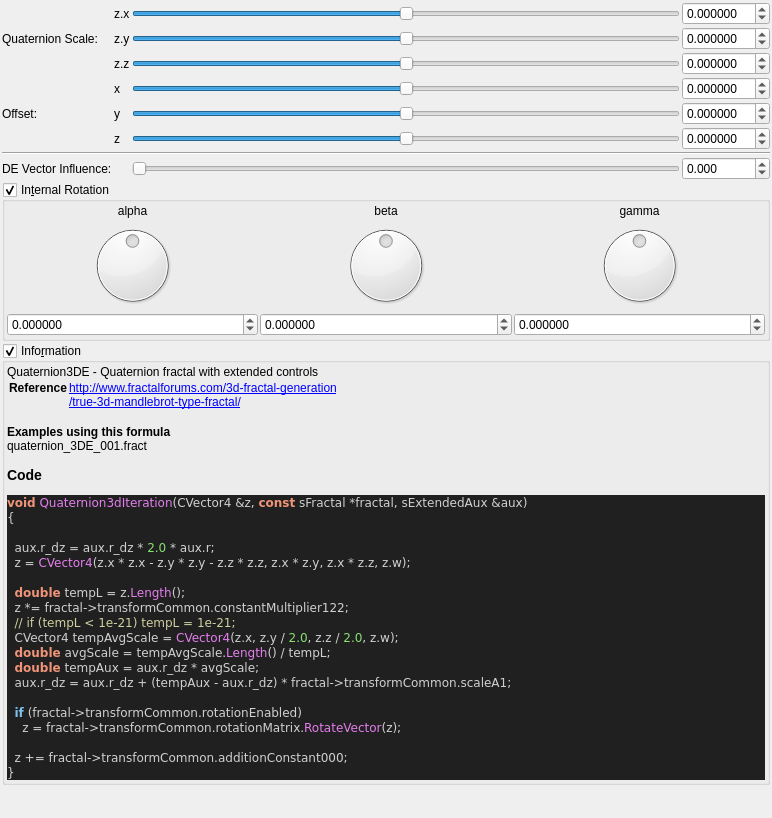
This is mandelbulber2/formula/ui/fractal_quaternion3d.ui in buddhi1980/mandelbulber2 as Qt 5 draws it before an edit. The edited form follows.
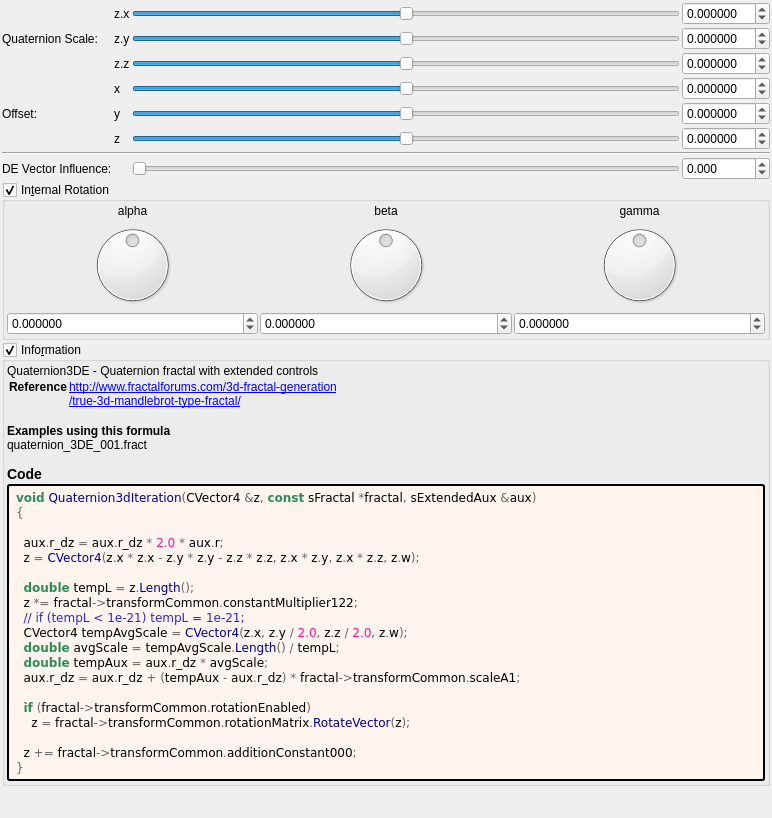
This is the edited form. Custom widgets are drawn as their Qt base class.

```diff
--- a/mandelbulber2/formula/ui/fractal_quaternion3d.ui
+++ b/mandelbulber2/formula/ui/fractal_quaternion3d.ui
@@ -674,34 +674,49 @@
        <number>2</number>
       </property>
       <item>
-       <widget class="QLabel" name="label_code_content">
+	   <widget class="QLabel" name="label_information_general">
         <property name="text">
          <string notr="true">&lt;p&gt;Quaternion3DE - Quaternion fractal with extended controls&lt;/p&gt;&lt;table&gt;
 &lt;tr&gt;&lt;th&gt;Reference&lt;/th&gt;&lt;td&gt;&lt;a href=&quot;http://www.fractalforums.com/3d-fractal-generation&quot;&gt;http://www.fractalforums.com/3d-fractal-generation&lt;br&gt;
 &lt;a href=&quot;/true-3d-mandlebrot-type-fractal/&quot;&gt;/true-3d-mandlebrot-type-fractal/&lt;br&gt;
 &lt;/td&gt;&lt;/tr&gt;
 &lt;/table&gt;
-&lt;br&gt;&lt;b&gt;Examples using this formula&lt;/b&gt;&lt;br&gt;quaternion_3DE_001.fract&lt;h3&gt;Code&lt;/h3&gt;
-&lt;body style=&quot;background-color:#202020&quot;&gt;
-&lt;pre style=&quot;color:#d0d0d0; background-color:#202020;  font-family:'Courier New',monospace;&quot;&gt;&lt;span style=&quot;color:#f09479; font-weight:bold&quot;&gt;void&lt;/span&gt; &lt;span style=&quot;color:#e47eed&quot;&gt;Quaternion3dIteration&lt;/span&gt;&lt;span style=&quot;color:#d0d0d0&quot;&gt;(&lt;/span&gt;CVector4 &lt;span style=&quot;color:#d0d0d0&quot;&gt;&amp;amp;&lt;/span&gt;z&lt;span style=&quot;color:#d0d0d0&quot;&gt;,&lt;/span&gt; &lt;span style=&quot;color:#f09479; font-weight:bold&quot;&gt;const&lt;/span&gt; sFractal &lt;span style=&quot;color:#d0d0d0&quot;&gt;*&lt;/span&gt;fractal&lt;span style=&quot;color:#d0d0d0&quot;&gt;,&lt;/span&gt; sExtendedAux &lt;span style=&quot;color:#d0d0d0&quot;&gt;&amp;amp;&lt;/span&gt;aux&lt;span style=&quot;color:#d0d0d0&quot;&gt;)&lt;/span&gt;
-&lt;span style=&quot;color:#d0d0d0&quot;&gt;{&lt;/span&gt;
+&lt;br&gt;&lt;b&gt;Examples using this formula&lt;/b&gt;&lt;br&gt;quaternion_3DE_001.fract&lt;h3&gt;Code&lt;/h3&gt;</string>
+		</property>
+		<property name="wordWrap">
+		 <bool>true</bool>
+		</property>
+		<property name="openExternalLinks">
+		 <bool>true</bool>
+		</property>
+		<property name="textInteractionFlags">
+		 <set>Qt::LinksAccessibleByMouse|Qt::TextSelectableByMouse</set>
+		</property>
+		</widget>
+	   </item>
+	   <item>
+	    <widget class="QLabel" name="label_code_content">
+		 <property name="text">
+		  <string notr="true">&lt;body style=&quot;background-color:#fff5ee&quot;&gt;
+&lt;pre style=&quot;color:#000000; background-color:#fff5ee;  font-family:'Courier New',monospace;&quot;&gt;&lt;span style=&quot;color:#2e8b57; font-weight:bold&quot;&gt;void&lt;/span&gt; &lt;span style=&quot;color:#00008f&quot;&gt;Quaternion3dIteration&lt;/span&gt;&lt;span style=&quot;color:#676767&quot;&gt;(&lt;/span&gt;CVector4 &lt;span style=&quot;color:#676767&quot;&gt;&amp;amp;&lt;/span&gt;z&lt;span style=&quot;color:#676767&quot;&gt;,&lt;/span&gt; &lt;span style=&quot;color:#2e8b57; font-weight:bold&quot;&gt;const&lt;/span&gt; sFractal &lt;span style=&quot;color:#676767&quot;&gt;*&lt;/span&gt;fractal&lt;span style=&quot;color:#676767&quot;&gt;,&lt;/span&gt; sExtendedAux &lt;span style=&quot;color:#676767&quot;&gt;&amp;amp;&lt;/span&gt;aux&lt;span style=&quot;color:#676767&quot;&gt;)&lt;/span&gt;
+&lt;span style=&quot;color:#676767&quot;&gt;{&lt;/span&gt;
 
-  aux&lt;span style=&quot;color:#d0d0d0&quot;&gt;.&lt;/span&gt;r_dz &lt;span style=&quot;color:#d0d0d0&quot;&gt;=&lt;/span&gt; aux&lt;span style=&quot;color:#d0d0d0&quot;&gt;.&lt;/span&gt;r_dz &lt;span style=&quot;color:#d0d0d0&quot;&gt;*&lt;/span&gt; &lt;span style=&quot;color:#87df71&quot;&gt;2.0&lt;/span&gt; &lt;span style=&quot;color:#d0d0d0&quot;&gt;*&lt;/span&gt; aux&lt;span style=&quot;color:#d0d0d0&quot;&gt;.&lt;/span&gt;r&lt;span style=&quot;color:#d0d0d0&quot;&gt;;&lt;/span&gt;
-  z &lt;span style=&quot;color:#d0d0d0&quot;&gt;=&lt;/span&gt; &lt;span style=&quot;color:#e47eed&quot;&gt;CVector4&lt;/span&gt;&lt;span style=&quot;color:#d0d0d0&quot;&gt;(&lt;/span&gt;z&lt;span style=&quot;color:#d0d0d0&quot;&gt;.&lt;/span&gt;x &lt;span style=&quot;color:#d0d0d0&quot;&gt;*&lt;/span&gt; z&lt;span style=&quot;color:#d0d0d0&quot;&gt;.&lt;/span&gt;x &lt;span style=&quot;color:#d0d0d0&quot;&gt;-&lt;/span&gt; z&lt;span style=&quot;color:#d0d0d0&quot;&gt;.&lt;/span&gt;y &lt;span style=&quot;color:#d0d0d0&quot;&gt;*&lt;/span&gt; z&lt;span style=&quot;color:#d0d0d0&quot;&gt;.&lt;/span&gt;y &lt;span style=&quot;color:#d0d0d0&quot;&gt;-&lt;/span&gt; z&lt;span style=&quot;color:#d0d0d0&quot;&gt;.&lt;/span&gt;z &lt;span style=&quot;color:#d0d0d0&quot;&gt;*&lt;/span&gt; z&lt;span style=&quot;color:#d0d0d0&quot;&gt;.&lt;/span&gt;z&lt;span style=&quot;color:#d0d0d0&quot;&gt;,&lt;/span&gt; z&lt;span style=&quot;color:#d0d0d0&quot;&gt;.&lt;/span&gt;x &lt;span style=&quot;color:#d0d0d0&quot;&gt;*&lt;/span&gt; z&lt;span style=&quot;color:#d0d0d0&quot;&gt;.&lt;/span&gt;y&lt;span style=&quot;color:#d0d0d0&quot;&gt;,&lt;/span&gt; z&lt;span style=&quot;color:#d0d0d0&quot;&gt;.&lt;/span&gt;x &lt;span style=&quot;color:#d0d0d0&quot;&gt;*&lt;/span&gt; z&lt;span style=&quot;color:#d0d0d0&quot;&gt;.&lt;/span&gt;z&lt;span style=&quot;color:#d0d0d0&quot;&gt;,&lt;/span&gt; z&lt;span style=&quot;color:#d0d0d0&quot;&gt;.&lt;/span&gt;w&lt;span style=&quot;color:#d0d0d0&quot;&gt;);&lt;/span&gt;
+  aux&lt;span style=&quot;color:#676767&quot;&gt;.&lt;/span&gt;r_dz &lt;span style=&quot;color:#676767&quot;&gt;=&lt;/span&gt; aux&lt;span style=&quot;color:#676767&quot;&gt;.&lt;/span&gt;r_dz &lt;span style=&quot;color:#676767&quot;&gt;*&lt;/span&gt; &lt;span style=&quot;color:#ff1493&quot;&gt;2.0&lt;/span&gt; &lt;span style=&quot;color:#676767&quot;&gt;*&lt;/span&gt; aux&lt;span style=&quot;color:#676767&quot;&gt;.&lt;/span&gt;r&lt;span style=&quot;color:#676767&quot;&gt;;&lt;/span&gt;
+  z &lt;span style=&quot;color:#676767&quot;&gt;=&lt;/span&gt; &lt;span style=&quot;color:#00008f&quot;&gt;CVector4&lt;/span&gt;&lt;span style=&quot;color:#676767&quot;&gt;(&lt;/span&gt;z&lt;span style=&quot;color:#676767&quot;&gt;.&lt;/span&gt;x &lt;span style=&quot;color:#676767&quot;&gt;*&lt;/span&gt; z&lt;span style=&quot;color:#676767&quot;&gt;.&lt;/span&gt;x &lt;span style=&quot;color:#676767&quot;&gt;-&lt;/span&gt; z&lt;span style=&quot;color:#676767&quot;&gt;.&lt;/span&gt;y &lt;span style=&quot;color:#676767&quot;&gt;*&lt;/span&gt; z&lt;span style=&quot;color:#676767&quot;&gt;.&lt;/span&gt;y &lt;span style=&quot;color:#676767&quot;&gt;-&lt;/span&gt; z&lt;span style=&quot;color:#676767&quot;&gt;.&lt;/span&gt;z &lt;span style=&quot;color:#676767&quot;&gt;*&lt;/span&gt; z&lt;span style=&quot;color:#676767&quot;&gt;.&lt;/span&gt;z&lt;span style=&quot;color:#676767&quot;&gt;,&lt;/span&gt; z&lt;span style=&quot;color:#676767&quot;&gt;.&lt;/span&gt;x &lt;span style=&quot;color:#676767&quot;&gt;*&lt;/span&gt; z&lt;span style=&quot;color:#676767&quot;&gt;.&lt;/span&gt;y&lt;span style=&quot;color:#676767&quot;&gt;,&lt;/span&gt; z&lt;span style=&quot;color:#676767&quot;&gt;.&lt;/span&gt;x &lt;span style=&quot;color:#676767&quot;&gt;*&lt;/span&gt; z&lt;span style=&quot;color:#676767&quot;&gt;.&lt;/span&gt;z&lt;span style=&quot;color:#676767&quot;&gt;,&lt;/span&gt; z&lt;span style=&quot;color:#676767&quot;&gt;.&lt;/span&gt;w&lt;span style=&quot;color:#676767&quot;&gt;);&lt;/span&gt;
 
-  &lt;span style=&quot;color:#f09479; font-weight:bold&quot;&gt;double&lt;/span&gt; tempL &lt;span style=&quot;color:#d0d0d0&quot;&gt;=&lt;/span&gt; z&lt;span style=&quot;color:#d0d0d0&quot;&gt;.&lt;/span&gt;&lt;span style=&quot;color:#e47eed&quot;&gt;Length&lt;/span&gt;&lt;span style=&quot;color:#d0d0d0&quot;&gt;();&lt;/span&gt;
-  z &lt;span style=&quot;color:#d0d0d0&quot;&gt;*=&lt;/span&gt; fractal&lt;span style=&quot;color:#d0d0d0&quot;&gt;-&amp;gt;&lt;/span&gt;transformCommon&lt;span style=&quot;color:#d0d0d0&quot;&gt;.&lt;/span&gt;constantMultiplier122&lt;span style=&quot;color:#d0d0d0&quot;&gt;;&lt;/span&gt;
-  &lt;span style=&quot;color:#d0d0a0&quot;&gt;// if (tempL &amp;lt; 1e-21) tempL = 1e-21;&lt;/span&gt;
-  CVector4 tempAvgScale &lt;span style=&quot;color:#d0d0d0&quot;&gt;=&lt;/span&gt; &lt;span style=&quot;color:#e47eed&quot;&gt;CVector4&lt;/span&gt;&lt;span style=&quot;color:#d0d0d0&quot;&gt;(&lt;/span&gt;z&lt;span style=&quot;color:#d0d0d0&quot;&gt;.&lt;/span&gt;x&lt;span style=&quot;color:#d0d0d0&quot;&gt;,&lt;/span&gt; z&lt;span style=&quot;color:#d0d0d0&quot;&gt;.&lt;/span&gt;y &lt;span style=&quot;color:#d0d0d0&quot;&gt;/&lt;/span&gt; &lt;span style=&quot;color:#87df71&quot;&gt;2.0&lt;/span&gt;&lt;span style=&quot;color:#d0d0d0&quot;&gt;,&lt;/span&gt; z&lt;span style=&quot;color:#d0d0d0&quot;&gt;.&lt;/span&gt;z &lt;span style=&quot;color:#d0d0d0&quot;&gt;/&lt;/span&gt; &lt;span style=&quot;color:#87df71&quot;&gt;2.0&lt;/span&gt;&lt;span style=&quot;color:#d0d0d0&quot;&gt;,&lt;/span&gt; z&lt;span style=&quot;color:#d0d0d0&quot;&gt;.&lt;/span&gt;w&lt;span style=&quot;color:#d0d0d0&quot;&gt;);&lt;/span&gt;
-  &lt;span style=&quot;color:#f09479; font-weight:bold&quot;&gt;double&lt;/span&gt; avgScale &lt;span style=&quot;color:#d0d0d0&quot;&gt;=&lt;/span&gt; tempAvgScale&lt;span style=&quot;color:#d0d0d0&quot;&gt;.&lt;/span&gt;&lt;span style=&quot;color:#e47eed&quot;&gt;Length&lt;/span&gt;&lt;span style=&quot;color:#d0d0d0&quot;&gt;() /&lt;/span&gt; tempL&lt;span style=&quot;color:#d0d0d0&quot;&gt;;&lt;/span&gt;
-  &lt;span style=&quot;color:#f09479; font-weight:bold&quot;&gt;double&lt;/span&gt; tempAux &lt;span style=&quot;color:#d0d0d0&quot;&gt;=&lt;/span&gt; aux&lt;span style=&quot;color:#d0d0d0&quot;&gt;.&lt;/span&gt;r_dz &lt;span style=&quot;color:#d0d0d0&quot;&gt;*&lt;/span&gt; avgScale&lt;span style=&quot;color:#d0d0d0&quot;&gt;;&lt;/span&gt;
-  aux&lt;span style=&quot;color:#d0d0d0&quot;&gt;.&lt;/span&gt;r_dz &lt;span style=&quot;color:#d0d0d0&quot;&gt;=&lt;/span&gt; aux&lt;span style=&quot;color:#d0d0d0&quot;&gt;.&lt;/span&gt;r_dz &lt;span style=&quot;color:#d0d0d0&quot;&gt;+ (&lt;/span&gt;tempAux &lt;span style=&quot;color:#d0d0d0&quot;&gt;-&lt;/span&gt; aux&lt;span style=&quot;color:#d0d0d0&quot;&gt;.&lt;/span&gt;r_dz&lt;span style=&quot;color:#d0d0d0&quot;&gt;) *&lt;/span&gt; fractal&lt;span style=&quot;color:#d0d0d0&quot;&gt;-&amp;gt;&lt;/span&gt;transformCommon&lt;span style=&quot;color:#d0d0d0&quot;&gt;.&lt;/span&gt;scaleA1&lt;span style=&quot;color:#d0d0d0&quot;&gt;;&lt;/span&gt;
+  &lt;span style=&quot;color:#2e8b57; font-weight:bold&quot;&gt;double&lt;/span&gt; tempL &lt;span style=&quot;color:#676767&quot;&gt;=&lt;/span&gt; z&lt;span style=&quot;color:#676767&quot;&gt;.&lt;/span&gt;&lt;span style=&quot;color:#00008f&quot;&gt;Length&lt;/span&gt;&lt;span style=&quot;color:#676767&quot;&gt;();&lt;/span&gt;
+  z &lt;span style=&quot;color:#676767&quot;&gt;*=&lt;/span&gt; fractal&lt;span style=&quot;color:#676767&quot;&gt;-&amp;gt;&lt;/span&gt;transformCommon&lt;span style=&quot;color:#676767&quot;&gt;.&lt;/span&gt;constantMultiplier122&lt;span style=&quot;color:#676767&quot;&gt;;&lt;/span&gt;
+  &lt;span style=&quot;color:#2929cc&quot;&gt;// if (tempL &amp;lt; 1e-21) tempL = 1e-21;&lt;/span&gt;
+  CVector4 tempAvgScale &lt;span style=&quot;color:#676767&quot;&gt;=&lt;/span&gt; &lt;span style=&quot;color:#00008f&quot;&gt;CVector4&lt;/span&gt;&lt;span style=&quot;color:#676767&quot;&gt;(&lt;/span&gt;z&lt;span style=&quot;color:#676767&quot;&gt;.&lt;/span&gt;x&lt;span style=&quot;color:#676767&quot;&gt;,&lt;/span&gt; z&lt;span style=&quot;color:#676767&quot;&gt;.&lt;/span&gt;y &lt;span style=&quot;color:#676767&quot;&gt;/&lt;/span&gt; &lt;span style=&quot;color:#ff1493&quot;&gt;2.0&lt;/span&gt;&lt;span style=&quot;color:#676767&quot;&gt;,&lt;/span&gt; z&lt;span style=&quot;color:#676767&quot;&gt;.&lt;/span&gt;z &lt;span style=&quot;color:#676767&quot;&gt;/&lt;/span&gt; &lt;span style=&quot;color:#ff1493&quot;&gt;2.0&lt;/span&gt;&lt;span style=&quot;color:#676767&quot;&gt;,&lt;/span&gt; z&lt;span style=&quot;color:#676767&quot;&gt;.&lt;/span&gt;w&lt;span style=&quot;color:#676767&quot;&gt;);&lt;/span&gt;
+  &lt;span style=&quot;color:#2e8b57; font-weight:bold&quot;&gt;double&lt;/span&gt; avgScale &lt;span style=&quot;color:#676767&quot;&gt;=&lt;/span&gt; tempAvgScale&lt;span style=&quot;color:#676767&quot;&gt;.&lt;/span&gt;&lt;span style=&quot;color:#00008f&quot;&gt;Length&lt;/span&gt;&lt;span style=&quot;color:#676767&quot;&gt;() /&lt;/span&gt; tempL&lt;span style=&quot;color:#676767&quot;&gt;;&lt;/span&gt;
+  &lt;span style=&quot;color:#2e8b57; font-weight:bold&quot;&gt;double&lt;/span&gt; tempAux &lt;span style=&quot;color:#676767&quot;&gt;=&lt;/span&gt; aux&lt;span style=&quot;color:#676767&quot;&gt;.&lt;/span&gt;r_dz &lt;span style=&quot;color:#676767&quot;&gt;*&lt;/span&gt; avgScale&lt;span style=&quot;color:#676767&quot;&gt;;&lt;/span&gt;
+  aux&lt;span style=&quot;color:#676767&quot;&gt;.&lt;/span&gt;r_dz &lt;span style=&quot;color:#676767&quot;&gt;=&lt;/span&gt; aux&lt;span style=&quot;color:#676767&quot;&gt;.&lt;/span&gt;r_dz &lt;span style=&quot;color:#676767&quot;&gt;+ (&lt;/span&gt;tempAux &lt;span style=&quot;color:#676767&quot;&gt;-&lt;/span&gt; aux&lt;span style=&quot;color:#676767&quot;&gt;.&lt;/span&gt;r_dz&lt;span style=&quot;color:#676767&quot;&gt;) *&lt;/span&gt; fractal&lt;span style=&quot;color:#676767&quot;&gt;-&amp;gt;&lt;/span&gt;transformCommon&lt;span style=&quot;color:#676767&quot;&gt;.&lt;/span&gt;scaleA1&lt;span style=&quot;color:#676767&quot;&gt;;&lt;/span&gt;
 
-  &lt;span style=&quot;color:#7ec0ee; font-weight:bold&quot;&gt;if&lt;/span&gt; &lt;span style=&quot;color:#d0d0d0&quot;&gt;(&lt;/span&gt;fractal&lt;span style=&quot;color:#d0d0d0&quot;&gt;-&amp;gt;&lt;/span&gt;transformCommon&lt;span style=&quot;color:#d0d0d0&quot;&gt;.&lt;/span&gt;rotationEnabled&lt;span style=&quot;color:#d0d0d0&quot;&gt;)&lt;/span&gt;
-    z &lt;span style=&quot;color:#d0d0d0&quot;&gt;=&lt;/span&gt; fractal&lt;span style=&quot;color:#d0d0d0&quot;&gt;-&amp;gt;&lt;/span&gt;transformCommon&lt;span style=&quot;color:#d0d0d0&quot;&gt;.&lt;/span&gt;rotationMatrix&lt;span style=&quot;color:#d0d0d0&quot;&gt;.&lt;/span&gt;&lt;span style=&quot;color:#e47eed&quot;&gt;RotateVector&lt;/span&gt;&lt;span style=&quot;color:#d0d0d0&quot;&gt;(&lt;/span&gt;z&lt;span style=&quot;color:#d0d0d0&quot;&gt;);&lt;/span&gt;
+  &lt;span style=&quot;color:#2e8b57; font-weight:bold&quot;&gt;if&lt;/span&gt; &lt;span style=&quot;color:#676767&quot;&gt;(&lt;/span&gt;fractal&lt;span style=&quot;color:#676767&quot;&gt;-&amp;gt;&lt;/span&gt;transformCommon&lt;span style=&quot;color:#676767&quot;&gt;.&lt;/span&gt;rotationEnabled&lt;span style=&quot;color:#676767&quot;&gt;)&lt;/span&gt;
+    z &lt;span style=&quot;color:#676767&quot;&gt;=&lt;/span&gt; fractal&lt;span style=&quot;color:#676767&quot;&gt;-&amp;gt;&lt;/span&gt;transformCommon&lt;span style=&quot;color:#676767&quot;&gt;.&lt;/span&gt;rotationMatrix&lt;span style=&quot;color:#676767&quot;&gt;.&lt;/span&gt;&lt;span style=&quot;color:#00008f&quot;&gt;RotateVector&lt;/span&gt;&lt;span style=&quot;color:#676767&quot;&gt;(&lt;/span&gt;z&lt;span style=&quot;color:#676767&quot;&gt;);&lt;/span&gt;
 
-  z &lt;span style=&quot;color:#d0d0d0&quot;&gt;+=&lt;/span&gt; fractal&lt;span style=&quot;color:#d0d0d0&quot;&gt;-&amp;gt;&lt;/span&gt;transformCommon&lt;span style=&quot;color:#d0d0d0&quot;&gt;.&lt;/span&gt;additionConstant000&lt;span style=&quot;color:#d0d0d0&quot;&gt;;&lt;/span&gt;
-&lt;span style=&quot;color:#d0d0d0&quot;&gt;}&lt;/span&gt;
+  z &lt;span style=&quot;color:#676767&quot;&gt;+=&lt;/span&gt; fractal&lt;span style=&quot;color:#676767&quot;&gt;-&amp;gt;&lt;/span&gt;transformCommon&lt;span style=&quot;color:#676767&quot;&gt;.&lt;/span&gt;additionConstant000&lt;span style=&quot;color:#676767&quot;&gt;;&lt;/span&gt;
+&lt;span style=&quot;color:#676767&quot;&gt;}&lt;/span&gt;
 &lt;/pre&gt;
 &lt;/body&gt;</string>
         </property>
@@ -714,6 +729,9 @@
         <property name="textInteractionFlags">
          <set>Qt::LinksAccessibleByMouse|Qt::TextSelectableByMouse</set>
         </property>
+		 <property name="styleSheet">
+		  <string notr="true">border-style: outset; border-width: 2px; border-radius: 3px; border-color: black; background-color: #fff5ee; padding: 4px;</string>
+		  </property>
        </widget>
       </item>
      </layout>
```
Lines whose indentation alone changed are shown as unchanged.
